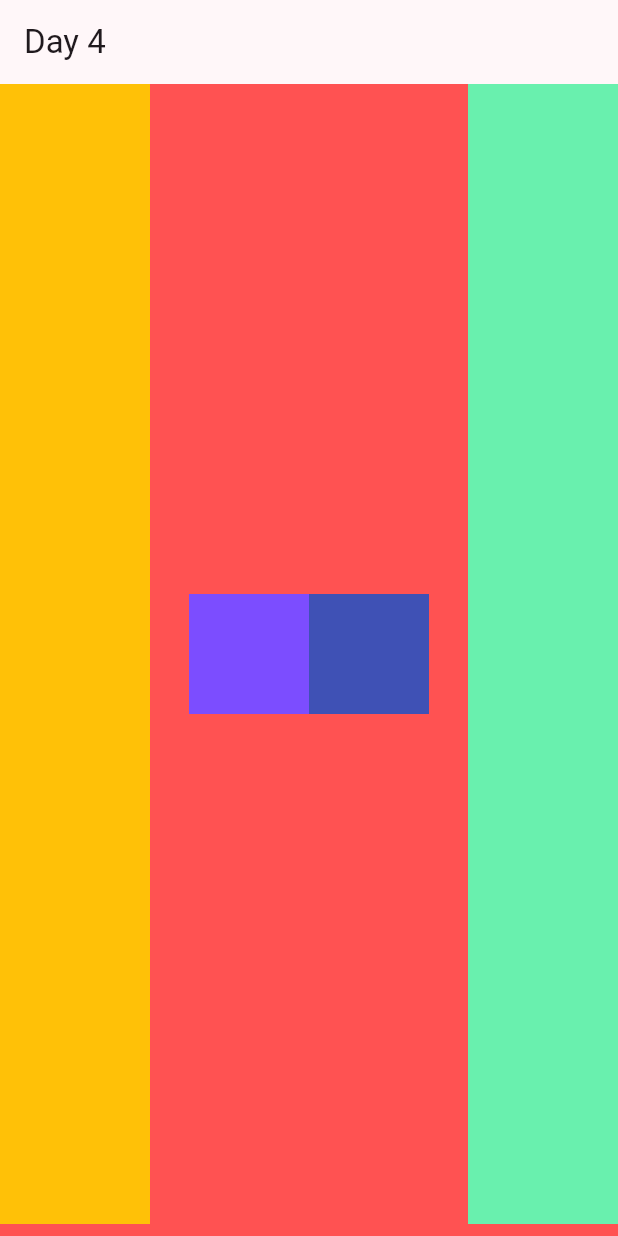
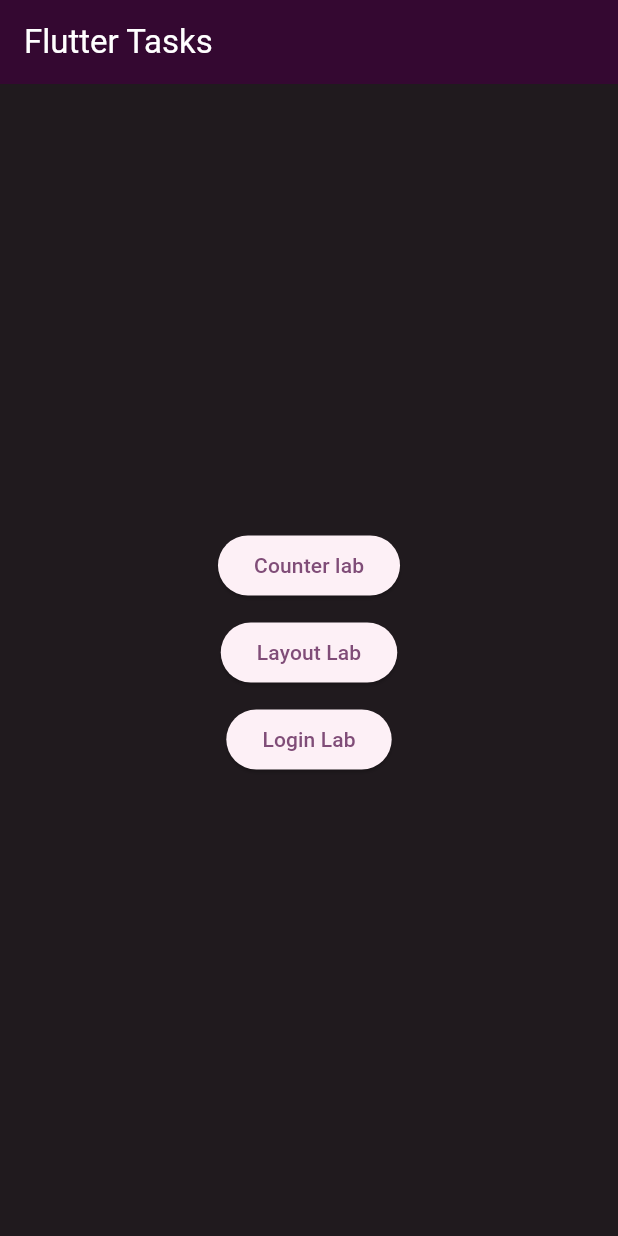
Before and after one commit to EsmailKhaleel/flutter_iti_training, a Flutter app: the screen it shows after launch, on a phone screen of 412 x 824 dp. Run offline on Flutter 3.47's test engine with Material 3 defaults, Android fonts, the light colour scheme and no system bars.

Commit message:
login-screen-added

```diff
--- a/lib/main.dart
+++ b/lib/main.dart
@@ -1,6 +1,7 @@
 import 'package:flutter/material.dart';
-// import 'package:iti_training/home_screen.dart';
-import 'package:iti_training/layout.dart';
+import 'package:iti_training/screens/counter.dart';
+import 'package:iti_training/screens/layout.dart';
+import 'package:iti_training/screens/login.dart';
 
 void main() {
   runApp(const MyApp());
@@ -19,7 +20,56 @@
             seedColor: const Color.fromARGB(255, 45, 12, 42)),
         useMaterial3: true,
       ),
-      home: const LayoutScreen(),
+      home: const LabsScreen(),
     );
   }
 }
+
+class LabsScreen extends StatelessWidget {
+  const LabsScreen({super.key});
+
+  @override
+  Widget build(BuildContext context) {
+    return Scaffold(
+      backgroundColor: Theme.of(context).colorScheme.onSurface,
+      appBar: AppBar(
+        title: const Text(
+          'Flutter Tasks',
+          style: TextStyle(color: Colors.white),
+        ),
+        backgroundColor: Theme.of(context).colorScheme.onPrimaryFixed,
+      ),
+      body: Container(
+        width: double.infinity,
+        height: double.infinity,
+        child: Column(
+          mainAxisAlignment: MainAxisAlignment.center,
+          crossAxisAlignment: CrossAxisAlignment.center,
+          children: [
+            ElevatedButton(
+              onPressed: () => Navigator.of(context).push(MaterialPageRoute(
+                builder: (context) => const CounterScreen(),
+              )),
+              child: const Text("Counter lab"),
+            ),
+            const SizedBox(height: 10),
+            ElevatedButton(
+              onPressed: () => Navigator.of(context).push(MaterialPageRoute(
+                builder: (context) => const LayoutScreen(),
+              )),
+              child: const Text("Layout Lab"),
+            ),
+            const SizedBox(height: 10),
+            ElevatedButton(
+              onPressed: () => Navigator.of(context).push(MaterialPageRoute(
+                builder: (context) => const LoginScreen(),
+              )),
+              child: const Text("Login Lab"),
+            ),
+            const SizedBox(height: 10),
+          ],
+        ),
+      ),
+    );
+  }
+}
--- a/lib/layout.dart
+++ b/lib/screens/layout.dart
@@ -6,8 +6,18 @@
   @override
   Widget build(BuildContext context) {
     return Scaffold(
-      appBar: AppBar(title: const Text('Day 4')),
-      backgroundColor: Colors.redAccent,
+      appBar: AppBar(
+        title: const Text(
+          'Day 4',
+          style: TextStyle(color: Colors.white),
+        ),
+        backgroundColor: Theme.of(context).colorScheme.onPrimaryFixed,
+        leading: IconButton(
+          onPressed: () => Navigator.pop(context),
+          icon: const Icon(Icons.arrow_back_ios, color: Colors.white),
+        ),
+      ),
+      backgroundColor: Theme.of(context).colorScheme.onSurface,
       body: SafeArea(
           child: Padding(
         padding: const EdgeInsets.only(bottom: 8.0),
@@ -17,10 +27,10 @@
             Container(
               width: 100,
               height: double.infinity,
-              color: Colors.amber,
+              color: Theme.of(context).colorScheme.onPrimaryFixedVariant,
             ),
             Expanded(
-              child: Container(
+              child: SizedBox(
                 width: 100,
                 height: double.infinity,
                 child: Row(
@@ -29,12 +39,13 @@
                     Container(
                       width: 80,
                       height: 80,
-                      color: Colors.deepPurpleAccent,
+                      color:
+                          Theme.of(context).colorScheme.onPrimaryFixedVariant,
                     ),
                     Container(
                       width: 80,
                       height: 80,
-                      color: Colors.indigo,
+                      color: Colors.deepPurple,
                     ),
                   ],
                 ),
@@ -43,7 +54,7 @@
             Container(
               width: 100,
               height: double.infinity,
-              color: Colors.greenAccent,
+              color: Colors.purple,
             ),
           ],
         ),
```
Also changed, not shown: lib/screens/counter.dart (renamed from lib/home_screen.dart, +20 -9 lines), lib/screens/login.dart (added, +163 -0 lines), pubspec.lock, 125 other files.
